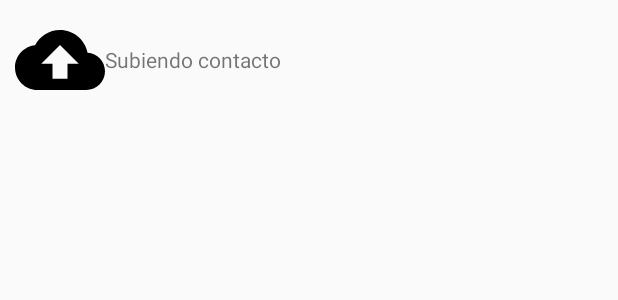
After one commit to osvaldo-o/proyect-agenda-android, an Android app: the layout msg_loading.xml on its own in the app's theme, with its tools: preview values and no code run, on a phone screen of 412 x 824 dp. The commit adds this screen. Shown: the top 300 px of the screen. Run offline under Robolectric (Android 15) with nearby library versions, the phone set to English and light mode, and no system bars.

Commit message:
add contact photo

```diff
--- a/AgendaApp/app/src/main/java/fes/aragon/agendaapp/data/model/Contact.kt
+++ b/AgendaApp/app/src/main/java/fes/aragon/agendaapp/data/model/Contact.kt
@@ -1,3 +1,3 @@
 package fes.aragon.agendaapp.data.model
 
-data class Contact(val email: String = "", val name: String = "", val picture: String = "", val phone: String = "")
+data class Contact(var email: String = "", var name: String = "", var picture: String = "", var phone: String = "")
--- a/AgendaApp/app/src/main/java/fes/aragon/agendaapp/domain/database/ContactRepoImpl.kt
+++ b/AgendaApp/app/src/main/java/fes/aragon/agendaapp/domain/database/ContactRepoImpl.kt
@@ -1,5 +1,6 @@
 package fes.aragon.agendaapp.domain.database
 
+import android.net.Uri
 import fes.aragon.agendaapp.data.model.Contact
 import fes.aragon.agendaapp.data.remote.ContactDataSource
 import fes.aragon.agendaapp.domain.Resource
@@ -7,7 +8,5 @@ import kotlinx.coroutines.flow.Flow
 
 class ContactRepoImpl(private val dataSource: ContactDataSource) : ContactsRepo {
     override suspend fun getAllContacts(uid: String): Flow<Resource<List<Contact>>> = dataSource.getAllContacts(uid)
-    override suspend fun addContact(uid: String, contact: Contact) {
-        dataSource.addContact(uid,contact)
-    }
+    override suspend fun addContact(uid: String, contact: Contact, uri: Uri) = dataSource.addContact(uid,contact,uri)
 }
--- a/AgendaApp/app/src/main/java/fes/aragon/agendaapp/domain/database/ContactsRepo.kt
+++ b/AgendaApp/app/src/main/java/fes/aragon/agendaapp/domain/database/ContactsRepo.kt
@@ -1,10 +1,11 @@
 package fes.aragon.agendaapp.domain.database
 
+import android.net.Uri
 import fes.aragon.agendaapp.data.model.Contact
 import fes.aragon.agendaapp.domain.Resource
 import kotlinx.coroutines.flow.Flow
 
 interface ContactsRepo {
-    suspend fun getAllContacts(uid: String) : Flow<Resource<List<Contact>>>
-    suspend fun addContact(uid: String, contact: Contact)
+    suspend fun getAllContacts(uid: String): Flow<Resource<List<Contact>>>
+    suspend fun addContact(uid: String, contact: Contact, uri: Uri)
 }
--- a/AgendaApp/app/src/main/java/fes/aragon/agendaapp/ui/contacts/ContactsFragment.kt
+++ b/AgendaApp/app/src/main/java/fes/aragon/agendaapp/ui/contacts/ContactsFragment.kt
@@ -34,7 +34,6 @@ class ContactsFragment : Fragment(R.layout.fragment_contacts), OnClickListener {
 
         binding.addContact.setOnClickListener {
             findNavController().navigate(R.id.action_contactsFragment_to_addContactFragment)
-            //uid?.let { viewModel.addContact(uid,Contact("osvaldolanuza@aragon.unam.mx","Ösvaldo.exe","https://media.revistagq.com/photos/62a0a996223a33e985e4d59a/4:3/w_1199,h_899,c_limit/1072434_110615-cc-Darth-Vader-Thumb.jpg","5547899021")) }
         }
 
         binding.close.setOnClickListener {
--- /dev/null
+++ b/AgendaApp/app/src/main/res/drawable/baseline_cloud_upload_24.xml
@@ -0,0 +1,5 @@
+<vector android:height="24dp" android:tint="#000000"
+    android:viewportHeight="24" android:viewportWidth="24"
+    android:width="24dp" xmlns:android="http://schemas.android.com/apk/res/android">
+    <path android:fillColor="@android:color/white" android:pathData="M19.35,10.04C18.67,6.59 15.64,4 12,4 9.11,4 6.6,5.64 5.35,8.04 2.34,8.36 0,10.91 0,14c0,3.31 2.69,6 6,6h13c2.76,0 5,-2.24 5,-5 0,-2.64 -2.05,-4.78 -4.65,-4.96zM14,13v4h-4v-4H7l5,-5 5,5h-3z"/>
+</vector>
--- a/AgendaApp/app/src/main/res/layout/fragment_add_contact.xml
+++ b/AgendaApp/app/src/main/res/layout/fragment_add_contact.xml
@@ -63,7 +63,7 @@
         android:layout_width="340dp"
         android:layout_height="wrap_content"
         android:layout_marginTop="16dp"
-        android:hint="Correo"
+        android:hint="Telefono"
         app:layout_constraintEnd_toEndOf="@+id/TextInputLayout2"
         app:layout_constraintStart_toStartOf="@+id/TextInputLayout2"
         app:layout_constraintTop_toBottomOf="@+id/TextInputLayout2">
--- /dev/null
+++ b/AgendaApp/app/src/main/res/layout/msg_loading.xml
@@ -0,0 +1,22 @@
+<?xml version="1.0" encoding="utf-8"?>
+<LinearLayout
+    xmlns:android="http://schemas.android.com/apk/res/android"
+    xmlns:app="http://schemas.android.com/apk/res-auto"
+    android:orientation="horizontal"
+    android:layout_width="wrap_content"
+    android:layout_height="wrap_content"
+    android:padding="10dp"
+    android:gravity="center">
+
+    <ImageView
+        android:id="@+id/imageView2"
+        android:layout_width="60dp"
+        android:layout_height="60dp"
+        app:srcCompat="@drawable/baseline_cloud_upload_24" />
+
+    <TextView
+        android:id="@+id/textView"
+        android:layout_width="wrap_content"
+        android:layout_height="wrap_content"
+        android:text="Subiendo contacto" />
+</LinearLayout>
--- a/AgendaApp/app/src/main/res/navigation/main_graph.xml
+++ b/AgendaApp/app/src/main/res/navigation/main_graph.xml
@@ -50,5 +50,9 @@
         android:id="@+id/addContactFragment"
         android:name="fes.aragon.agendaapp.ui.contacts.AddContactFragment"
         android:label="fragment_add_contact"
-        tools:layout="@layout/fragment_add_contact" />
+        tools:layout="@layout/fragment_add_contact" >
+        <action
+            android:id="@+id/action_addContactFragment_to_contactsFragment"
+            app:destination="@id/contactsFragment" />
+    </fragment>
 </navigation>
```
Also changed, not shown: AgendaApp/app/src/main/java/fes/aragon/agendaapp/data/remote/ContactDataSource.kt (+6 -13 lines), AgendaApp/app/src/main/java/fes/aragon/agendaapp/ui/contacts/AddContactFragment.kt (+38 -2 lines), AgendaApp/app/src/main/java/fes/aragon/agendaapp/viewmodel/ContactsViewModel.kt (+7 -3 lines).
